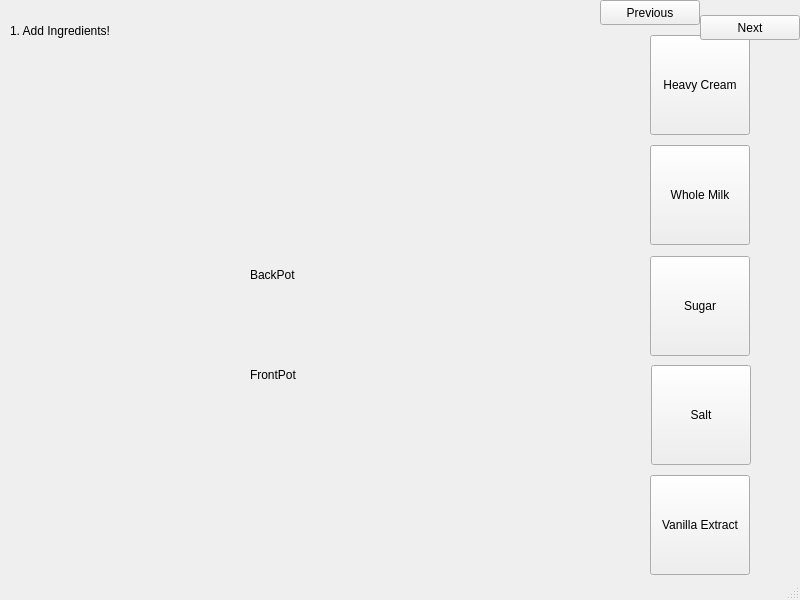
First picture: the form in mainwindow.ui, repository seojungood/Icecream-make-tutorial, before the edit.
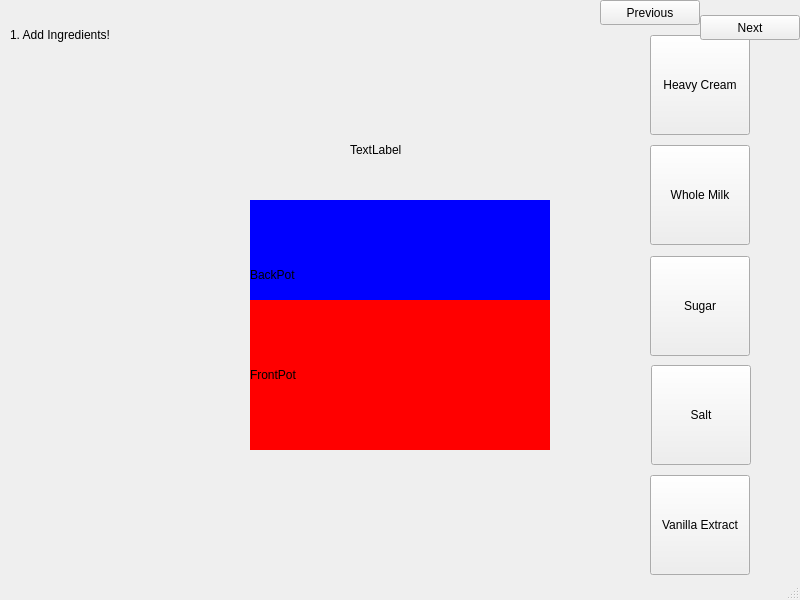
Second picture: the form after the edit.

Commit message: Added more labels in add ingredients

```diff
--- a/mainwindow.ui
+++ b/mainwindow.ui
@@ -47,8 +47,8 @@
        <rect>
         <x>10</x>
         <y>10</y>
-        <width>141</width>
-        <height>41</height>
+        <width>150</width>
+        <height>50</height>
        </rect>
       </property>
       <property name="text">
@@ -129,6 +129,9 @@
         <height>150</height>
        </rect>
       </property>
+      <property name="styleSheet">
+       <string notr="true">background: red</string>
+      </property>
       <property name="text">
        <string>FrontPot</string>
       </property>
@@ -142,10 +145,36 @@
         <height>150</height>
        </rect>
       </property>
+      <property name="styleSheet">
+       <string notr="true">background: blue
+</string>
+      </property>
       <property name="text">
        <string>BackPot</string>
       </property>
      </widget>
+     <widget class="QLabel" name="label_2">
+      <property name="geometry">
+       <rect>
+        <x>350</x>
+        <y>100</y>
+        <width>100</width>
+        <height>100</height>
+       </rect>
+      </property>
+      <property name="text">
+       <string>TextLabel</string>
+      </property>
+     </widget>
+     <zorder>labelAddIngredients</zorder>
+     <zorder>buttonCream</zorder>
+     <zorder>buttonMilk</zorder>
+     <zorder>buttonSugar</zorder>
+     <zorder>buttonSalt</zorder>
+     <zorder>buttonVanilla</zorder>
+     <zorder>labelBackPot</zorder>
+     <zorder>label_2</zorder>
+     <zorder>labelFrontPot</zorder>
     </widget>
     <widget class="QWidget" name="screen02Boil">
      <widget class="QLabel" name="label_3">
```
The commit also changes 1 other file.
